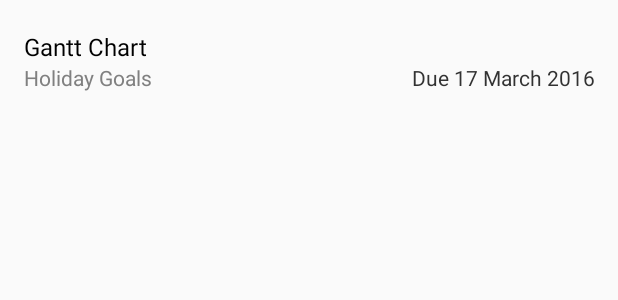
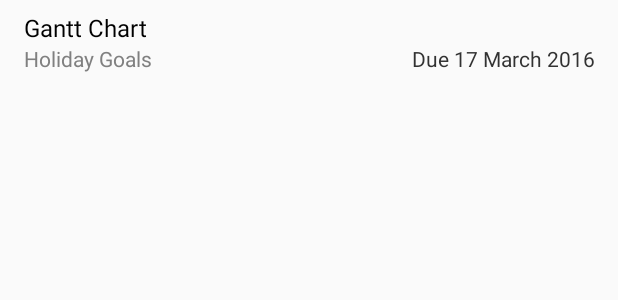
Before and after one commit to huw/clarity, an Android app: the layout fragment_entry.xml on its own in the app's theme, with its tools: preview values and no code run, on a phone screen of 412 x 824 dp. Shown: the top 300 px of the screen. Run offline under Robolectric (Android 15) with nearby library versions, the phone set to English and light mode, and no system bars.

Commit message:
Fix row layout
 - Add dividers to rows
 - Vertically center row content
 - Truncate lines that are too long
 - Properly align context & date text

(It's looking a lot nicer :) )

```diff
--- a/app/src/main/java/nu/huw/clarity/ui/fragments/ListFragment.java
+++ b/app/src/main/java/nu/huw/clarity/ui/fragments/ListFragment.java
@@ -15,6 +15,7 @@ import nu.huw.clarity.R;
 import nu.huw.clarity.db.DataModelHelper;
 import nu.huw.clarity.model.Task;
 import nu.huw.clarity.ui.adapters.TaskAdapter;
+import nu.huw.clarity.ui.misc.DividerItemDecoration;
 
 /**
  * A fragment representing a list of entries (tasks, contexts, etc). This is the thing which gets
@@ -62,6 +63,7 @@ public class ListFragment extends Fragment {
             Context      context      = view.getContext();
             RecyclerView recyclerView = (RecyclerView) view;
             recyclerView.setLayoutManager(new LinearLayoutManager(context));
+            recyclerView.addItemDecoration(new DividerItemDecoration(getContext()));
             recyclerView.setAdapter(new TaskAdapter(tasks, mListener));
         }
         return view;
--- a/app/src/main/res/layout/fragment_entry.xml
+++ b/app/src/main/res/layout/fragment_entry.xml
@@ -7,29 +7,25 @@
                 android:layout_marginStart="@dimen/horizontal_margin"
                 android:orientation="horizontal">
 
+    <RelativeLayout
+        android:layout_width="wrap_content"
+        android:layout_height="wrap_content"
+        android:layout_centerVertical="true">
+
         <TextView
             android:id="@+id/name"
             android:layout_width="wrap_content"
             android:layout_height="wrap_content"
-        android:layout_marginTop="20dp"
+            android:ellipsize="end"
+            android:maxLines="1"
             android:textColor="@android:color/primary_text_light"
             android:textSize="@dimen/subhead_size"
             tools:text="Gantt Chart"/>
 
         <TextView
-        android:id="@+id/context"
-        android:layout_width="wrap_content"
-        android:layout_height="wrap_content"
-        android:layout_below="@id/name"
-        android:textColor="@android:color/tertiary_text_light"
-        android:textSize="@dimen/body1_size"
-        tools:text="Holiday Goals"/>
-
-    <TextView
             android:id="@+id/date"
             android:layout_width="wrap_content"
             android:layout_height="wrap_content"
-        android:layout_alignBaseline="@id/context"
             android:layout_alignParentEnd="true"
             android:layout_alignParentRight="true"
             android:layout_below="@id/name"
@@ -37,4 +33,20 @@
             android:textColor="@android:color/secondary_text_light"
             android:textSize="@dimen/body1_size"
             tools:text="Due 17 March 2016"/>
+
+        <TextView
+            android:id="@+id/context"
+            android:layout_width="fill_parent"
+            android:layout_height="wrap_content"
+            android:layout_alignBaseline="@id/date"
+            android:layout_toLeftOf="@id/date"
+            android:layout_toStartOf="@id/date"
+            android:ellipsize="end"
+            android:maxLines="1"
+            android:textColor="@android:color/tertiary_text_light"
+            android:textSize="@dimen/body1_size"
+            tools:text="Holiday Goals"/>
+
     </RelativeLayout>
+
+</RelativeLayout>
--- a/app/src/main/res/values/colors.xml
+++ b/app/src/main/res/values/colors.xml
@@ -2,4 +2,6 @@
 <resources>
     <color name="primary">#702F96</color>
     <color name="primary_dark">#4A1F63</color>
+    <color name="divider_light">#1f000000</color>
+    <color name="divider_dark">#1fffffff</color>
 </resources>
--- a/app/src/main/res/values/dimens.xml
+++ b/app/src/main/res/values/dimens.xml
@@ -1,5 +1,5 @@
 <resources>
     <dimen name="horizontal_margin">16dp</dimen>
     <dimen name="vertical_margin">16dp</dimen>
-    <dimen name="list_item_height">72dp</dimen>
+    <dimen name="list_item_height">56dp</dimen>
 </resources>
```
Also changed, not shown: app/src/main/java/nu/huw/clarity/ui/misc/DividerItemDecoration.java (added, +39 -0 lines), app/src/main/res/drawable/line_divider.xml (added, +11 -0 lines). Lines whose indentation alone changed are shown as unchanged.
